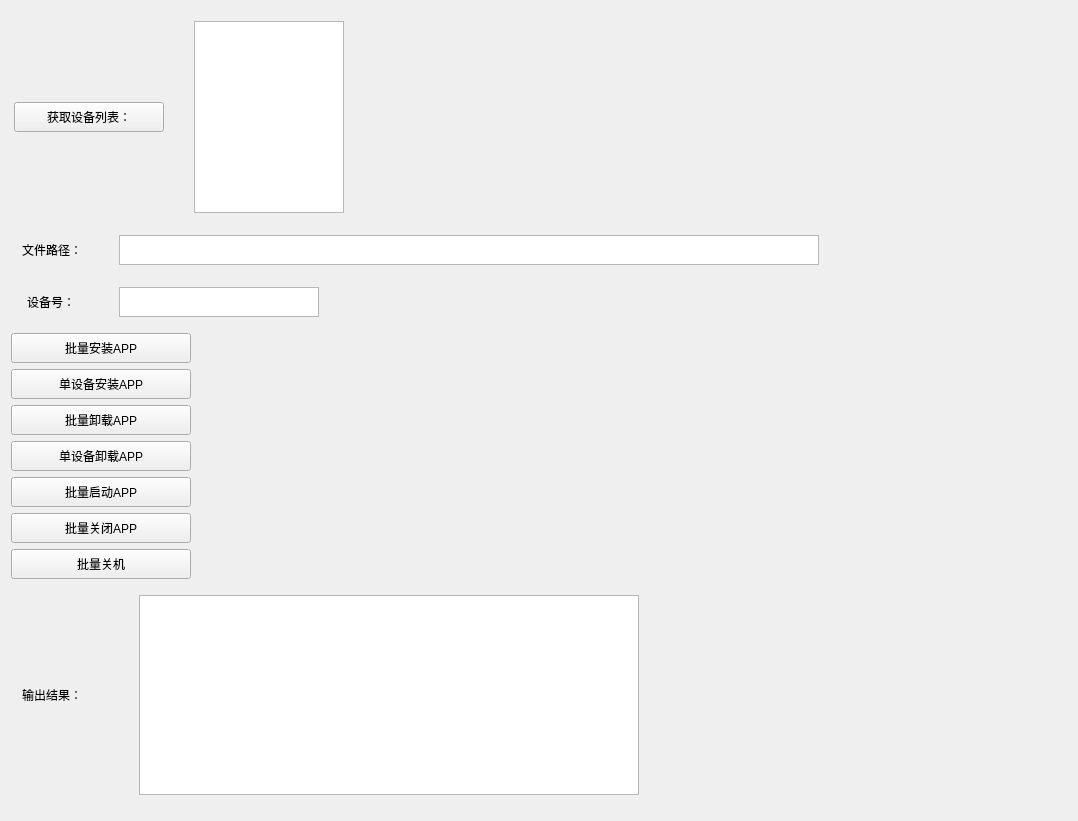
Before: the Qt Designer form GUI/service.ui in Alvins-zya/Peiyinxiu_Client, drawn with Qt 5.
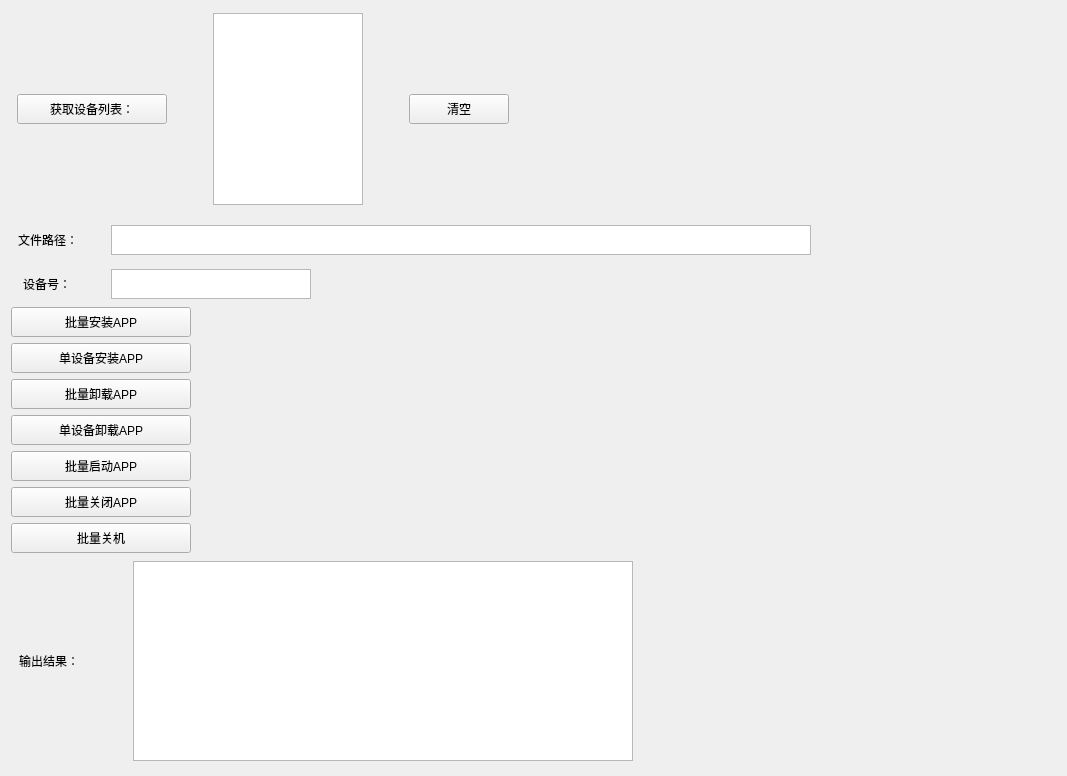
After: the same form once the commit is applied.

Commit message: 2020年7月1日18:31:25

```diff
--- a/GUI/service.ui
+++ b/GUI/service.ui
@@ -6,8 +6,8 @@
    <rect>
     <x>0</x>
     <y>0</y>
-    <width>1078</width>
-    <height>821</height>
+    <width>1067</width>
+    <height>776</height>
    </rect>
   </property>
   <property name="sizePolicy">
@@ -33,21 +33,15 @@
   </property>
   <layout class="QVBoxLayout" name="verticalLayout_2">
    <item>
-    <layout class="QHBoxLayout" name="horizontalLayout" stretch="0,0">
+    <layout class="QHBoxLayout" name="horizontalLayout">
      <property name="spacing">
-      <number>27</number>
-     </property>
-     <property name="sizeConstraint">
-      <enum>QLayout::SetFixedSize</enum>
-     </property>
-     <property name="leftMargin">
-      <number>0</number>
+      <number>40</number>
      </property>
      <property name="rightMargin">
-      <number>720</number>
+      <number>540</number>
      </property>
      <property name="bottomMargin">
-      <number>0</number>
+      <number>6</number>
      </property>
      <item>
       <widget class="QPushButton" name="devices_list">
@@ -120,6 +114,31 @@
        </property>
       </widget>
      </item>
+     <item>
+      <widget class="QPushButton" name="clear_devices">
+       <property name="sizePolicy">
+        <sizepolicy hsizetype="Fixed" vsizetype="Fixed">
+         <horstretch>0</horstretch>
+         <verstretch>0</verstretch>
+        </sizepolicy>
+       </property>
+       <property name="minimumSize">
+        <size>
+         <width>100</width>
+         <height>30</height>
+        </size>
+       </property>
+       <property name="maximumSize">
+        <size>
+         <width>100</width>
+         <height>30</height>
+        </size>
+       </property>
+       <property name="text">
+        <string>清空</string>
+       </property>
+      </widget>
+     </item>
     </layout>
    </item>
    <item>
```
Left out of the diff: 4 changed lines with no effect on the pictures. The commit also changes 2 other files.
